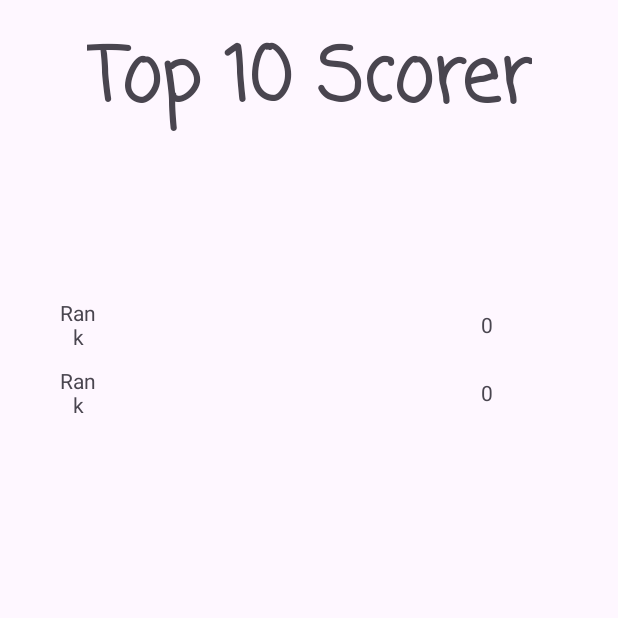
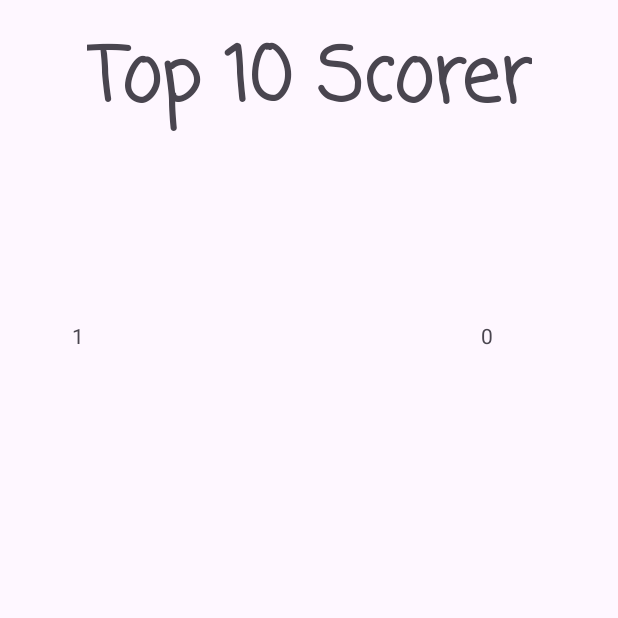
Before and after one commit to Jennifer-10982/TriviaQuestion, an Android app: the LeadershipBoardPage screen opened directly, with no data from a screen before it, on a phone screen of 412 x 824 dp, the top half of it. Run offline under Robolectric (Android 15) with nearby library versions, the phone set to English and light mode, and no system bars; our stand-ins replace Room's generated code; network calls fail.

Commit message:
Commit: Finish Leadership board

```diff
--- a/app/src/main/java/algonquin/cst2335/triviaquestion/LeadershipBoardPage.java
+++ b/app/src/main/java/algonquin/cst2335/triviaquestion/LeadershipBoardPage.java
@@ -30,7 +30,6 @@ public class LeadershipBoardPage extends AppCompatActivity {
     private int point;
     private String username;
 
-    QuestionPageViewModel playerModel;
 
     @Override
     protected void onCreate(Bundle savedInstanceState) {
@@ -51,31 +50,18 @@ public class LeadershipBoardPage extends AppCompatActivity {
 
         /*Creating an object called player_info to contain the username and their points*/
         PlayerInformation player_info = new PlayerInformation(user_name, String.valueOf(counter));
-        /*Adding the object player_info into the ArrayList*/
-        ranking.add(player_info);
 
         Executor thread = Executors.newSingleThreadExecutor();
             thread.execute(()->{
+                /*inserting into the database*/
                 pDAO.insertInformation(player_info);
                 ranking.addAll(pDAO.getAllPlayerInfo());
                 runOnUiThread(()->{
                     variableBinding.recyclerView.setAdapter(myAdapter);
                     myAdapter.notifyItemInserted(ranking.size()-1);
                         }
-
                 );
-                /*Notifies the adapter that a new item has been inserted into the dataset and should
-                 * update the recyclerView*/
-//                myAdapter.notifyItemInserted(ranking.size()-1);
-                /*Is called whenever the entire ArrayList has changed (like loading from the database)*/
-//                myAdapter.notifyDataSetChanged();
             });
-
-//        /*Notifies the adapter that a new item has been inserted into the dataset and should
-//         * update the recyclerView*/
-//        myAdapter.notifyItemInserted(ranking.size()-1);
-//        /*Is called whenever the entire ArrayList has changed (like loading from the database)*/
-//        myAdapter.notifyDataSetChanged();
 
 //        /*Use to specify a single column scrolling in a vertical direction*/
         variableBinding.recyclerView.setLayoutManager(new LinearLayoutManager(this));
@@ -101,9 +87,9 @@ public class LeadershipBoardPage extends AppCompatActivity {
             @Override
             public void onBindViewHolder(@NonNull MyRowHolder holder, int position) {
                 PlayerInformation player_info = ranking.get(position);
-
-                holder.score.setText(player_info.playerName);
-                holder.highscore.setText(player_info.counter);
+                    holder.rank.setText(String.valueOf(position + 1));
+                    holder.score.setText(player_info.playerName);
+                    holder.highscore.setText(player_info.counter);
             }
 
             /*Function returns an int specifying how many items to draw.
--- a/app/src/main/java/algonquin/cst2335/triviaquestion/PlayerInformationDAO.java
+++ b/app/src/main/java/algonquin/cst2335/triviaquestion/PlayerInformationDAO.java
@@ -13,7 +13,7 @@ public interface PlayerInformationDAO {
     @Insert
     void insertInformation(PlayerInformation player_info);
 
-    @Query("SELECT * from PlayerInformation")
+    @Query("SELECT * from PlayerInformation ORDER BY counter DESC LIMIT 10")
     List<PlayerInformation> getAllPlayerInfo();
 
     @Delete
```
Also changed, not shown: app/src/main/java/algonquin/cst2335/triviaquestion/PlayerInformation.java (+9 -1 lines).
